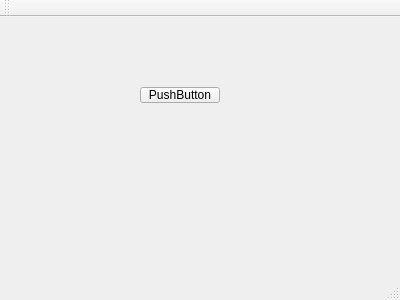
First picture: the form in musicPlayer/mainwindow.ui, repository coshaugh/CS441, before the edit.
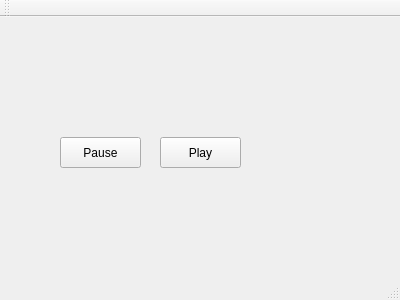
Second picture: the form after the edit.

Commit message: Added Small GUI functionality to play/pause

```diff
--- a/musicPlayer/mainwindow.ui
+++ b/musicPlayer/mainwindow.ui
@@ -17,14 +17,27 @@
    <widget class="QPushButton" name="pushButton">
     <property name="geometry">
      <rect>
-      <x>140</x>
-      <y>70</y>
-      <width>80</width>
-      <height>16</height>
+      <x>60</x>
+      <y>120</y>
+      <width>81</width>
+      <height>31</height>
      </rect>
     </property>
     <property name="text">
-     <string>PushButton</string>
+     <string>Pause</string>
+    </property>
+   </widget>
+   <widget class="QPushButton" name="PlayButton">
+    <property name="geometry">
+     <rect>
+      <x>160</x>
+      <y>120</y>
+      <width>81</width>
+      <height>31</height>
+     </rect>
+    </property>
+    <property name="text">
+     <string>Play</string>
     </property>
    </widget>
   </widget>
```
Left out of the diff: 2 changed lines with no effect on the pictures. The commit also changes 4 other files.
